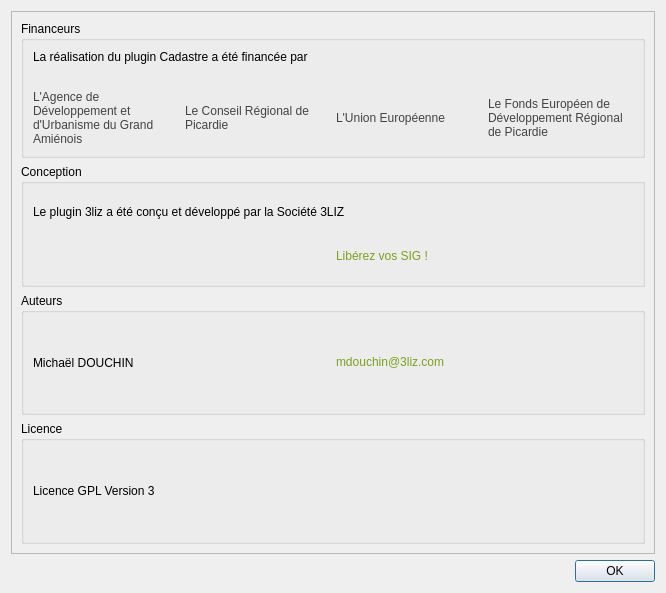
This is forms/cadastre_about_form.ui in 3liz/QgisCadastrePlugin as Qt 5 draws it before an edit. The edited form follows.
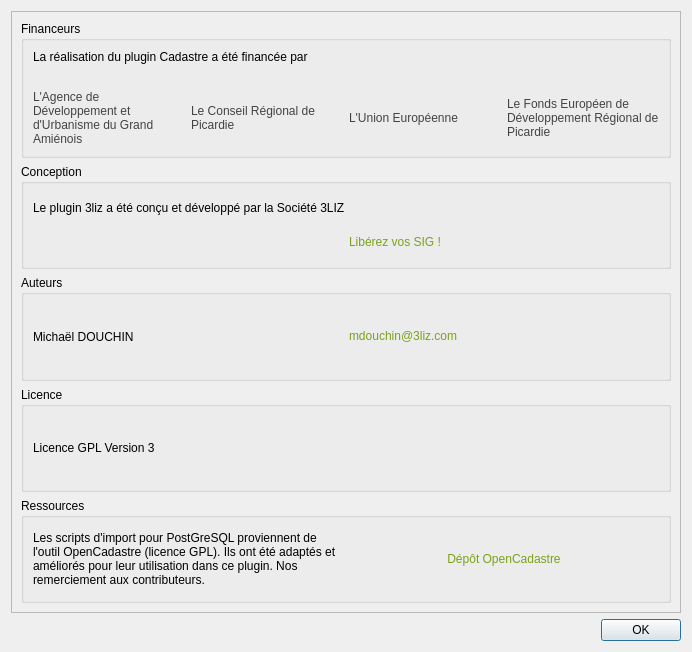
This is the edited form. Icons and pictures are not drawn.

Commit message: A propos - ajout du remerciement aux auteurs d'OpenCadastre

Patch:
```diff
--- a/forms/cadastre_about_form.ui
+++ b/forms/cadastre_about_form.ui
@@ -6,8 +6,8 @@
    <rect>
     <x>0</x>
     <y>0</y>
-    <width>666</width>
-    <height>593</height>
+    <width>692</width>
+    <height>652</height>
    </rect>
   </property>
   <property name="windowTitle">
@@ -23,9 +23,9 @@
       <property name="geometry">
        <rect>
         <x>0</x>
-        <y>0</y>
-        <width>646</width>
-        <height>540</height>
+        <y>-49</y>
+        <width>656</width>
+        <height>648</height>
        </rect>
       </property>
       <layout class="QVBoxLayout" name="verticalLayout_2">
@@ -295,6 +295,42 @@
          </layout>
         </widget>
        </item>
+       <item>
+        <widget class="QGroupBox" name="groupBox_5">
+         <property name="title">
+          <string>Ressources</string>
+         </property>
+         <layout class="QVBoxLayout" name="verticalLayout_7">
+          <item>
+           <layout class="QHBoxLayout" name="horizontalLayout_2">
+            <item>
+             <widget class="QLabel" name="label_17">
+              <property name="text">
+               <string>Les scripts d'import pour PostGreSQL proviennent de l'outil OpenCadastre (licence GPL). Ils ont été adaptés et améliorés pour leur utilisation dans ce plugin. Nos remerciement aux contributeurs.</string>
+              </property>
+              <property name="wordWrap">
+               <bool>true</bool>
+              </property>
+             </widget>
+            </item>
+            <item>
+             <widget class="QLabel" name="label_18">
+              <property name="text">
+               <string>&lt;a href=&quot;https://adullact.net/scm/viewvc.php/trunk/data/pgsql/?root=opencadastre&quot;  style=&quot;color:#7BA11A;text-decoration:none;&quot;&gt;Dépôt OpenCadastre&lt;/a&gt;</string>
+              </property>
+              <property name="alignment">
+               <set>Qt::AlignCenter</set>
+              </property>
+              <property name="openExternalLinks">
+               <bool>true</bool>
+              </property>
+             </widget>
+            </item>
+           </layout>
+          </item>
+         </layout>
+        </widget>
+       </item>
       </layout>
      </widget>
     </widget>
```
The commit also changes 1 other file.
